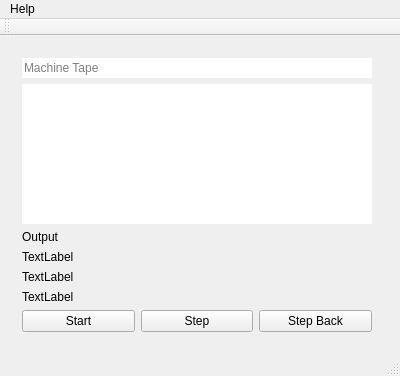
This is TuringMachine/mainwindow.ui in RicardoBusta/teoria-computacao-ufc as Qt 5 draws it before an edit. The edited form follows.
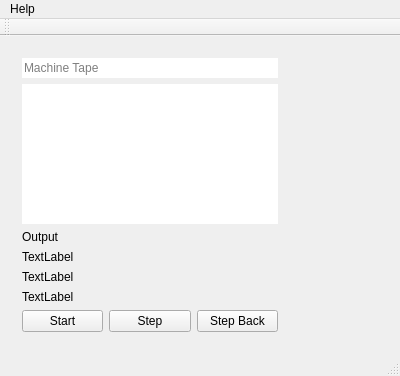
This is the edited form. Custom widgets are drawn as their Qt base class.

```diff
--- a/TuringMachine/mainwindow.ui
+++ b/TuringMachine/mainwindow.ui
@@ -61,8 +61,8 @@
           <string>&lt;!DOCTYPE HTML PUBLIC &quot;-//W3C//DTD HTML 4.0//EN&quot; &quot;http://www.w3.org/TR/REC-html40/strict.dtd&quot;&gt;
 &lt;html&gt;&lt;head&gt;&lt;meta name=&quot;qrichtext&quot; content=&quot;1&quot; /&gt;&lt;style type=&quot;text/css&quot;&gt;
 p, li { white-space: pre-wrap; }
-&lt;/style&gt;&lt;/head&gt;&lt;body style=&quot; font-family:'Ubuntu'; font-size:11pt; font-weight:400; font-style:normal;&quot;&gt;
-&lt;p style=&quot;-qt-paragraph-type:empty; margin-top:0px; margin-bottom:0px; margin-left:0px; margin-right:0px; -qt-block-indent:0; text-indent:0px; font-family:'MS Shell Dlg 2'; font-size:8pt;&quot;&gt;&lt;br /&gt;&lt;/p&gt;&lt;/body&gt;&lt;/html&gt;</string>
+&lt;/style&gt;&lt;/head&gt;&lt;body style=&quot; font-family:'MS Shell Dlg 2'; font-size:8.25pt; font-weight:400; font-style:normal;&quot;&gt;
+&lt;p style=&quot;-qt-paragraph-type:empty; margin-top:0px; margin-bottom:0px; margin-left:0px; margin-right:0px; -qt-block-indent:0; text-indent:0px; font-size:8pt;&quot;&gt;&lt;br /&gt;&lt;/p&gt;&lt;/body&gt;&lt;/html&gt;</string>
          </property>
         </widget>
        </item>
@@ -132,7 +132,14 @@
      </widget>
     </item>
     <item>
-     <widget class="TMGUI" name="widget" native="true"/>
+     <widget class="TMGUI" name="widget" native="true">
+      <property name="sizePolicy">
+       <sizepolicy hsizetype="Expanding" vsizetype="Expanding">
+        <horstretch>0</horstretch>
+        <verstretch>0</verstretch>
+       </sizepolicy>
+      </property>
+     </widget>
     </item>
    </layout>
   </widget>
```
Left out of the diff: 2 changed lines with no effect on the pictures.
